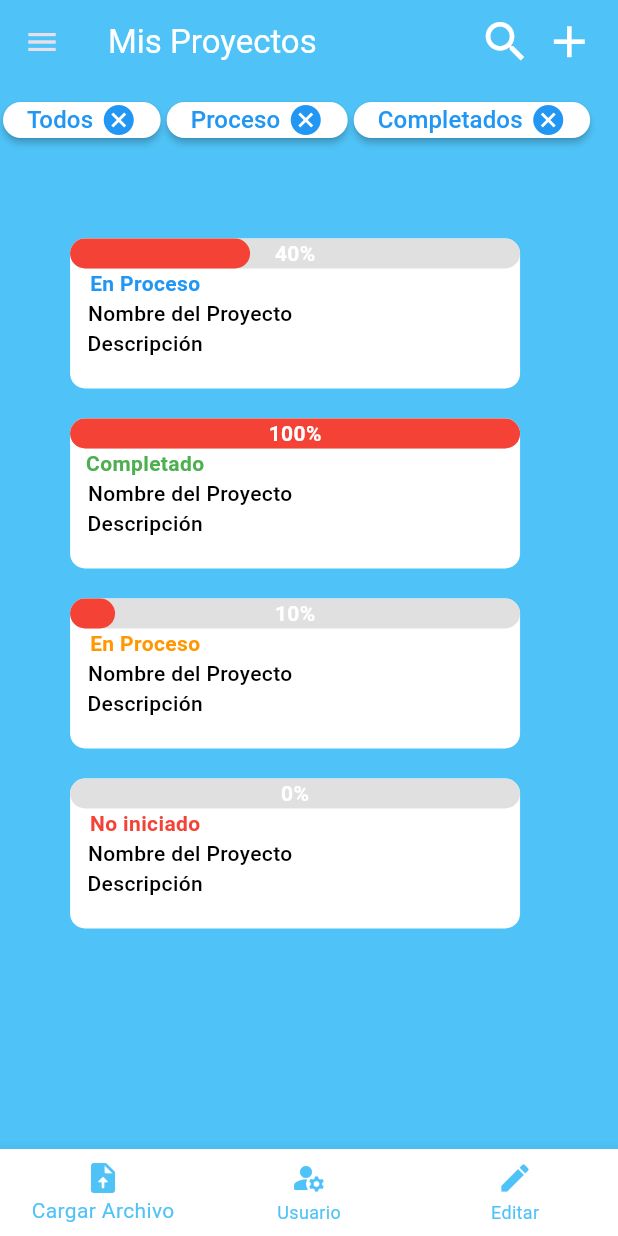
After one commit to Zeustk/ManagerProject, a Flutter app: the Proyectos screen opened directly, on a phone screen of 412 x 824 dp. The commit adds this screen. Run offline on Flutter 3.47's test engine with Material 3 defaults, Android fonts, the phone set to English and light mode, and no system bars; our stand-ins replace eva_icons_flutter, get.

Commit message:
arreglando progres

```diff
--- a/lib/Page/LoginScreen.dart
+++ b/lib/Page/LoginScreen.dart
@@ -1,4 +1,5 @@
 import 'package:flutter/material.dart';
+import 'package:get/get.dart';
 import 'package:login/Page/Registrarse.dart';
 import 'package:login/constante/constantes.dart';
 import 'package:login/models/Crearproyecto.dart';
@@ -66,10 +67,7 @@ class Login extends StatelessWidget {
                           ),
                           MaterialButton(
                             onPressed: () {
-                              Navigator.push(context,
-                                  MaterialPageRoute(builder: (context) {
-                                return Registro();
-                              }));
+                              Get.to(Registro());
                             },
                             child: Text(
                               "\n\n\n\nRegistarse",
--- a/lib/main.dart
+++ b/lib/main.dart
@@ -1,4 +1,5 @@
 import 'package:flutter/material.dart';
+import 'package:get/get_navigation/src/root/get_material_app.dart';
 import 'package:login/Page/Principal.dart';
 
 import 'package:login/constante/constantes.dart';
@@ -10,7 +11,7 @@ class MyApp extends StatelessWidget {
 
   @override
   Widget build(BuildContext context) {
-    return MaterialApp(
+    return GetMaterialApp(
       debugShowCheckedModeBanner: false,
       title: 'Login Page',
       home: Principal(),
--- /dev/null
+++ b/lib/models/Proyectos.dart
@@ -0,0 +1,88 @@
+import 'package:flutter/material.dart';
+import 'package:login/constante/constantes.dart';
+import 'package:login/widgets/BottonNavigator.dart';
+import 'package:login/widgets/Drawer.dart';
+import 'package:login/widgets/PaddingProyecto.dart';
+
+import '../widgets/BotonProyecto.dart';
+import '../widgets/Custom_progressbar.dart';
+
+class Proyectos extends StatelessWidget {
+  const Proyectos({super.key});
+
+  @override
+  Widget build(BuildContext context) {
+    return Scaffold(
+      bottomNavigationBar: BotonNavi(),
+      appBar: AppBar(
+        actions: [
+          const SizedBox(
+            width: 50,
+            child: Icon(
+              Icons.search,
+              size: 35,
+              color: Colors.white,
+            ),
+          ),
+          Container(
+            padding: const EdgeInsets.only(right: 20),
+            width: 50,
+            child: const Icon(
+              Icons.add,
+              size: 35,
+              color: Colors.white,
+            ),
+          ),
+        ],
+        backgroundColor: kSecondaryColor,
+        title: const Text(
+          'Mis Proyectos',
+          style: TextStyle(color: Colors.white),
+        ),
+      ),
+      drawer: const SafeArea(child: Draweer()),
+      body: SingleChildScrollView(
+        scrollDirection: Axis.horizontal,
+        child: Container(
+          child: Column(
+            children: [
+              Row(
+                children: [
+                  Padding(
+                    padding: const EdgeInsets.only(right: 4, left: 2),
+                    child: Boton_next(texto: 'Todos'),
+                  ),
+                  Padding(
+                    padding: const EdgeInsets.only(right: 4),
+                    child: Boton_next(texto: 'Proceso'),
+                  ),
+                  Padding(
+                    padding: const EdgeInsets.only(right: 0),
+                    child: Boton_next(texto: 'Completados'),
+                  ),
+                ],
+              ),
+              Progresos_Proyectos(
+                  porcentaje: 0.40, color: Colors.blue, texto: 'En Proceso'),
+              Progresos_Proyectos(
+                porcentaje: 1.0,
+                color: Colors.green,
+                texto: 'Completado',
+              ),
+              Progresos_Proyectos(
+                porcentaje: 0.10,
+                color: Colors.orange,
+                texto: 'En Proceso',
+              ),
+              Progresos_Proyectos(
+                porcentaje: 0.0,
+                color: Colors.red,
+                texto: 'No iniciado',
+              ),
+            ],
+          ),
+        ),
+      ),
+    );
+  }
+}
--- /dev/null
+++ b/lib/widgets/BotonProyecto.dart
@@ -0,0 +1,43 @@
+import 'package:flutter/material.dart';
+
+// ignore: must_be_immutable
+class Boton_next extends StatelessWidget {
+  String texto;
+
+  Boton_next({super.key, required this.texto});
+
+  @override
+  Widget build(BuildContext context) {
+    return FittedBox(
+      child: Padding(
+        padding: const EdgeInsets.only(bottom: 35),
+        child: MaterialButton(
+            shape:
+                RoundedRectangleBorder(borderRadius: BorderRadius.circular(30)),
+            height: 10,
+            onPressed: () {},
+            color: Colors.white,
+            child: Row(
+              children: [
+                // Espacio entre el icono y el texto
+                Text(
+                  texto,
+                  style: const TextStyle(
+                    color: Colors
+                        .blue, // Cambia el color del texto según tus preferencias
+                    fontSize:
+                        16, // Ajusta el tamaño del texto según tus necesidades
+                    // Puedes agregar más propiedades para personalizar el estilo del texto
+                  ),
+                ),
+                SizedBox(width: 5),
+                const Icon(
+                  Icons.cancel,
+                  color: Colors.blue,
+                ),
+              ],
+            )),
+      ),
+    );
+  }
+}
--- a/lib/widgets/BottonNavigator.dart
+++ b/lib/widgets/BottonNavigator.dart
@@ -1,20 +1,40 @@
 import 'package:flutter/material.dart';
 import 'package:login/constante/constantes.dart';
 
-class BotonNavi extends StatefulWidget {
-  @override
-  State<BotonNavi> createState() => _nameState();
+class BotonNavi extends StatelessWidget {
+  void _cargarArchivo(BuildContext context) {
+    // Lógica para cargar archivo
+    print('Archivo cargado');
   }
 
-class _nameState extends State<BotonNavi> {
+  void _verUsuario(BuildContext context) {
+    // Lógica para ver usuario
+    print('Ver usuario');
+  }
+
+  void _editar(BuildContext context) {
+    // Lógica para editar
+    print('Editar');
+  }
+
   @override
   Widget build(BuildContext context) {
     return BottomNavigationBar(
       backgroundColor: Colors.white,
       selectedItemColor: kSecondaryColor,
       unselectedItemColor: kSecondaryColor,
-        onTap: (value) {
-          setState(() {});
+      onTap: (int index) {
+        switch (index) {
+          case 0:
+            _cargarArchivo(context);
+            break;
+          case 1:
+            _verUsuario(context);
+            break;
+          case 2:
+            _editar(context);
+            break;
+        }
       },
       items: [
         BottomNavigationBarItem(
@@ -28,7 +48,8 @@ class _nameState extends State<BotonNavi> {
         BottomNavigationBarItem(
           icon: Icon(Icons.edit, color: kSecondaryColor),
           label: 'Editar',
-          )
-        ]);
+        ),
+      ],
+    );
   }
 }
--- /dev/null
+++ b/lib/widgets/Custom_progressbar.dart
@@ -0,0 +1,45 @@
+import 'package:flutter/material.dart';
+
+class Progess_custom extends StatelessWidget {
+  final double alto;
+  final double ancho;
+  final double progress;
+  final Color color;
+  const Progess_custom(
+      {super.key,
+      required this.alto,
+      required this.ancho,
+      required this.progress,
+      required this.color});
+
+  @override
+  Widget build(BuildContext context) {
+    return SingleChildScrollView(
+      scrollDirection: Axis.vertical,
+      child: Container(
+        width: ancho,
+        height: alto,
+        decoration: BoxDecoration(
+            color: Colors.grey[300], borderRadius: BorderRadius.circular(10)),
+        child: Stack(
+          children: [
+            Container(
+              width: ancho * progress,
+              height: alto,
+              decoration: BoxDecoration(
+                  color: Colors.red, borderRadius: BorderRadius.circular(10)),
+            ),
+            Align(
+              alignment: Alignment.center,
+              child: Text(
+                "${(progress * 100).toInt()}%",
+                style:
+                    TextStyle(color: Colors.white, fontWeight: FontWeight.bold),
+              ),
+            )
+          ],
+        ),
+      ),
+    );
+  }
+}
--- /dev/null
+++ b/lib/widgets/PaddingProyecto.dart
@@ -0,0 +1,59 @@
+import 'package:flutter/material.dart';
+import 'package:login/widgets/Custom_progressbar.dart';
+
+class Progresos_Proyectos extends StatelessWidget {
+  final double porcentaje;
+  final Color color;
+  final String texto;
+  const Progresos_Proyectos(
+      {super.key,
+      required this.porcentaje,
+      required this.color,
+      required this.texto});
+
+  @override
+  Widget build(BuildContext context) {
+    return Padding(
+      padding: const EdgeInsets.only(top: 20),
+      child: SingleChildScrollView(
+        scrollDirection: Axis.vertical,
+        child: Container(
+          decoration: BoxDecoration(
+            borderRadius: BorderRadius.circular(10),
+            color: Colors.white,
+          ),
+          height: 100,
+          width: 300,
+          child: Column(
+            children: [
+              Progess_custom(alto: 20, ancho: 300, progress: porcentaje,color:color ),
+              Padding(
+                padding: const EdgeInsets.only(right: 200),
+                child: Text(
+                  texto,
+                  style: TextStyle(color: color, fontWeight: FontWeight.bold),
+                ),
+              ),
+              Padding(
+                padding: const EdgeInsets.only(right: 140),
+                child: Text(
+                  'Nombre del Proyecto',
+                  style: TextStyle(
+                      color: Colors.black, fontWeight: FontWeight.w500),
+                ),
+              ),
+              Padding(
+                padding: const EdgeInsets.only(right: 200),
+                child: Text(
+                  'Descripción',
+                  style: TextStyle(
+                      color: Colors.black, fontWeight: FontWeight.w500),
+                ),
+              ),
+            ],
+          ),
+        ),
+      ),
+    );
+  }
+}
--- a/pubspec.yaml
+++ b/pubspec.yaml
@@ -36,6 +36,7 @@ dependencies:
   # Use with the CupertinoIcons class for iOS style icons.
   cupertino_icons: ^1.0.2
   eva_icons_flutter: ^3.1.0
+  get: ^4.6.6
 
 dev_dependencies:
   flutter_test:
```
Also changed, not shown: lib/Page/Principal.dart (+24 -24 lines), lib/widgets/Drawer.dart (+16 -8 lines), lib/widgets/labels.dart (+31 -4 lines), pubspec.lock. Lines whose indentation alone changed are shown as unchanged.
